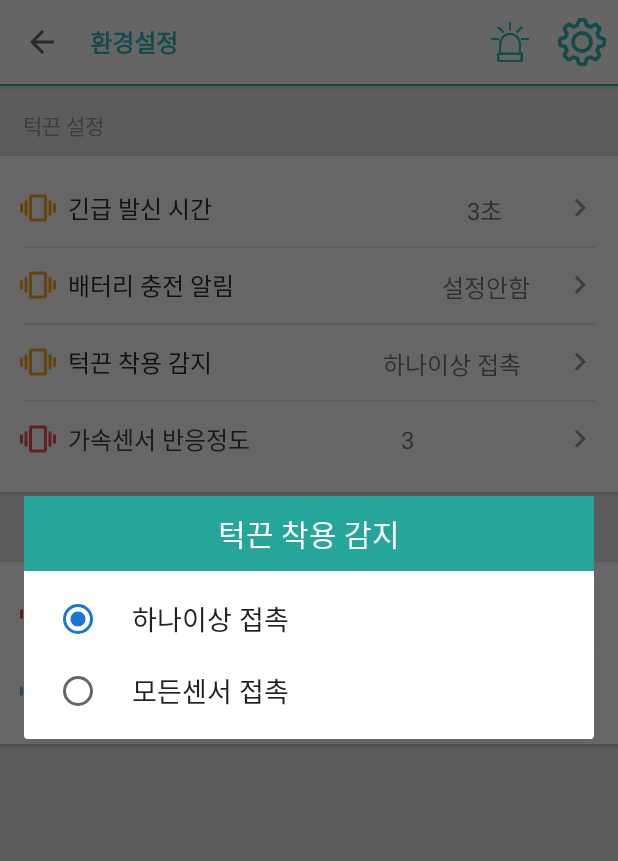
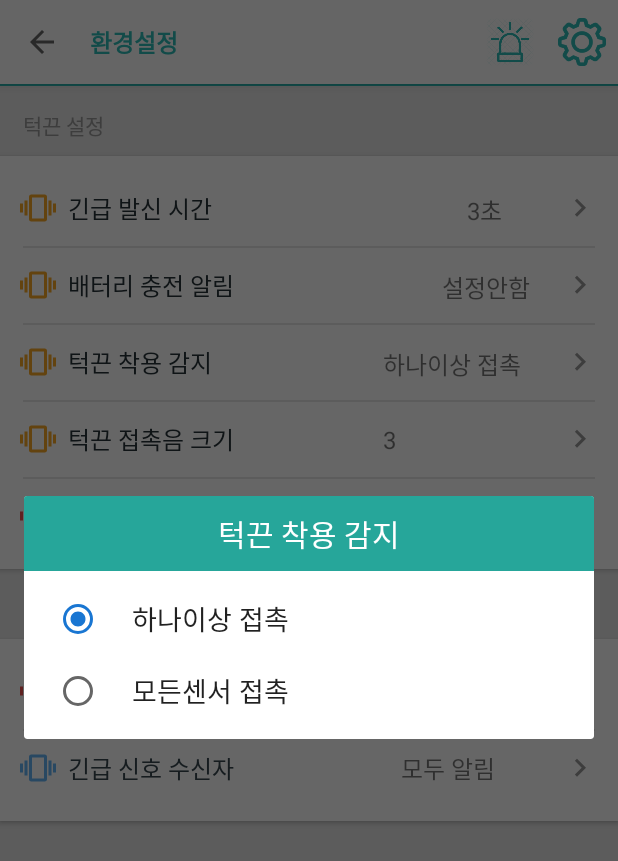
Before and after one commit to iotcr2020/smarker_companies, an Android app: the SettingActivity screen opened directly, with no data from a screen before it, after a tap on "턱끈 착용 감지", on a phone screen of 412 x 824 dp. Shown: the top 861 px of the screen. Run offline under Robolectric (Android 15) with nearby library versions, the phone set to English and light mode, and no system bars.

Commit message:
턱끈 접촉음 크기

```diff
--- a/app/src/main/java/com/anders/SMarker/SettingActivity.java
+++ b/app/src/main/java/com/anders/SMarker/SettingActivity.java
@@ -24,13 +24,14 @@ import com.anders.SMarker.utils.Tools;
 
 public class SettingActivity extends AppCompatActivity {
 
-    TextView str_time_val,str_battery_val,str_sensing_val, str_acl_val;;
+    TextView str_time_val,str_battery_val,str_sensing_val, str_volume_val, str_acl_val;;
     TextView helmet_time_val,helmet_battery_val,helmet_acl_val;
     TextView etc_time_val,etc_receiver_val;
 
     int str_time_set, str_battery_set, str_sensing_set = 0;
     int helmet_time_set,helmet_battery_set = 0;
     int helmet_acl_set, str_acl_set = 3;
+    int str_volume_set = 2;
     int etc_time_set, etc_receiver_set = 0;
 
     SharedPreferences auto;
@@ -46,6 +47,7 @@ public class SettingActivity extends AppCompatActivity {
         str_time_val = (TextView)findViewById(R.id.str_time_val);
         str_battery_val = (TextView)findViewById(R.id.str_battery_val);
         str_sensing_val = (TextView)findViewById(R.id.str_sensing_val);
+        str_volume_val = (TextView)findViewById(R.id.str_volume_val);
         str_acl_val = (TextView)findViewById(R.id.str_acl_val);
         helmet_battery_val = (TextView)findViewById(R.id.strip_id_val);
         etc_time_val = (TextView)findViewById(R.id.etc_time_val);
@@ -114,11 +116,13 @@ public class SettingActivity extends AppCompatActivity {
         etc_receiver_set = auto.getInt("etc_receiver",etc_receiver_set);
         helmet_acl_set = auto.getInt("helmet_acl",helmet_acl_set);
         str_acl_set = auto.getInt("str_acl",str_acl_set);
+        str_volume_set = auto.getInt("str_volume",str_volume_set);
 
         if(auto != null){
             str_time_val.setText(getResources().getStringArray(R.array.setting_str_time)[str_time_set]);
             str_battery_val.setText(getResources().getStringArray(R.array.setting_str_battery)[str_battery_set]);
             str_sensing_val.setText(getResources().getStringArray(R.array.setting_str_sensing)[str_sensing_set]);
+            str_volume_val.setText(getResources().getStringArray(R.array.setting_volume)[str_volume_set]);
             str_acl_val.setText(getResources().getStringArray(R.array.setting_helmet_acl)[str_acl_set]);
 
             //helmet_time_val.setText(getResources().getStringArray(R.array.setting_helmet_time)[helmet_time_set]);
@@ -142,6 +146,9 @@ public class SettingActivity extends AppCompatActivity {
                 break;
             case R.id.str_sensing://턱끈-턱끈착용감지
                 showStrSensingChoiceDialog();
+                break;
+            case R.id.str_volume://턱끈-민감도 설정
+                showStrVolumeChoiceDialog();
                 break;
             case R.id.str_acl://턱끈-민감도 설정
                 showStrAclChoiceDialog();
@@ -321,6 +328,36 @@ public class SettingActivity extends AppCompatActivity {
                 //최종 커밋
                 editor.commit();
                 sendConfigToHelmet();
+                dialogInterface.dismiss();
+            }
+        });
+        builder.show();
+    }
+
+    //턱끈 접촉음 크기 설정
+    private String str_volume_choice_selected;
+    private void showStrVolumeChoiceDialog() {
+        str_volume_choice_selected = getResources().getStringArray(R.array.setting_volume)[0];
+        final AlertDialog.Builder builder = new AlertDialog.Builder(this,R.style.SettingThemeDialog);
+
+        TextView title = new TextView(this);
+        // You Can Customise your Title here
+        title.setText("턱끈 접촉음 크기");
+        title.setBackgroundColor(getResources().getColor(R.color.teal_400));
+        title.setPadding(15, 15, 15, 15);
+        title.setGravity(Gravity.CENTER);
+        title.setTextColor(Color.WHITE);
+        title.setTextSize(20);
+
+        builder.setCustomTitle(title);
+        builder.setSingleChoiceItems(R.array.setting_volume, str_volume_set, new DialogInterface.OnClickListener() {
+            @Override
+            public void onClick(DialogInterface dialogInterface, int i) {
+                str_volume_choice_selected = String.valueOf(getResources().getStringArray(R.array.setting_volume)[i]);
+                str_volume_val.setText(str_volume_choice_selected);
+                editor.putInt("str_volume",i); // key, value를 이용하여 저장하는 형태
+                //최종 커밋
+                editor.commit();
                 dialogInterface.dismiss();
             }
         });
--- a/app/src/main/java/com/anders/SMarker/utils/SoundManager.java
+++ b/app/src/main/java/com/anders/SMarker/utils/SoundManager.java
@@ -34,13 +34,13 @@ public class SoundManager {
      * 리소스 재생
      * @param rawResource
      */
-    public void play(final int rawResource) {
+    public void play(final int rawResource, final float volume) {
 
         soundPool.load(context, rawResource, 1);
         soundPool.setOnLoadCompleteListener(new SoundPool.OnLoadCompleteListener() {
             @Override
             public void onLoadComplete(SoundPool soundPool, int sampleId, int status) {
-                soundPool.play(sampleId,  1f, 1f, 1, 0, 1);
+                soundPool.play(sampleId,  volume, volume, 1, 0, 1);
             }
         });
     }
--- a/app/src/main/res/layout/activity_setting.xml
+++ b/app/src/main/res/layout/activity_setting.xml
@@ -161,7 +161,7 @@
                         android:layout_height="1dp"
                         android:layout_marginLeft="@dimen/spacing_large"
                         android:layout_marginRight="@dimen/spacing_large"
-                        android:background="@color/grey_10" />
+                        android:background="@color/grey_10"/>
 
                     <LinearLayout
                         android:id="@+id/str_sensing"
@@ -206,6 +206,59 @@
                             app:srcCompat="@drawable/ic_arrow_right" />
                     </LinearLayout>
                     <!-- 턱끈설정 - 턱끈 착용 감지 end -->
+
+                    <!-- 턱끈설정 -  턱끈 접촉음 크기 -->
+                    <View
+                        android:id="@+id/view21"
+                        android:layout_width="match_parent"
+                        android:layout_height="1dp"
+                        android:layout_marginLeft="@dimen/spacing_large"
+                        android:layout_marginRight="@dimen/spacing_large"
+                        android:background="@color/grey_10" />
+
+                    <LinearLayout
+                        android:id="@+id/str_volume"
+                        android:layout_width="match_parent"
+                        android:layout_height="wrap_content"
+                        android:background="?attr/selectableItemBackground"
+                        android:clickable="true"
+                        android:gravity="center_vertical"
+                        android:minHeight="@dimen/spacing_xxlarge"
+                        android:onClick="clickSetting"
+                        android:orientation="horizontal"
+                        android:paddingLeft="@dimen/spacing_medium"
+                        android:paddingRight="@dimen/spacing_medium">
+
+                        <ImageButton
+                            android:layout_width="@dimen/spacing_xmlarge"
+                            android:layout_height="@dimen/spacing_xmlarge"
+                            android:background="@android:color/transparent"
+                            android:tint="@color/yellow_800"
+                            app:srcCompat="@drawable/ic_vibration" />
+
+                        <TextView
+                            android:layout_width="0dp"
+                            android:layout_height="wrap_content"
+                            android:layout_weight="1"
+                            android:text="턱끈 접촉음 크기"
+                            android:textAppearance="@style/TextAppearance.AppCompat.Subhead"
+                            android:textColor="@color/grey_90" />
+
+                        <TextView
+                            android:id="@+id/str_volume_val"
+                            android:layout_width="111dp"
+                            android:layout_height="22dp"
+                            android:textAlignment="textEnd"
+                            android:textSize="16sp" />
+
+                        <ImageButton
+                            android:layout_width="@dimen/spacing_xmlarge"
+                            android:layout_height="@dimen/spacing_xmlarge"
+                            android:background="@android:color/transparent"
+                            android:tint="@color/grey_40"
+                            app:srcCompat="@drawable/ic_arrow_right" />
+                    </LinearLayout>
+                    <!-- 턱끈설정 - 턱끈 접촉음 크기 end -->
 
                     <View
                         android:layout_width="match_parent"
--- a/app/src/main/res/values/array.xml
+++ b/app/src/main/res/values/array.xml
@@ -33,6 +33,13 @@
         <item>35% 이하</item>
         <item>설정안함</item>
     </string-array>
+    <string-array name="setting_volume">
+        <item>1</item>
+        <item>2</item>
+        <item>3</item>
+        <item>4</item>
+        <item>5</item>
+    </string-array>
     <string-array name="setting_helmet_acl">
         <item>테스트</item>
         <item>1</item>
```
Also changed, not shown: app/src/main/java/com/anders/SMarker/MainActivity.java (+7 -4 lines), app/src/main/java/com/anders/SMarker/service/BleService.java (+8 -8 lines).
